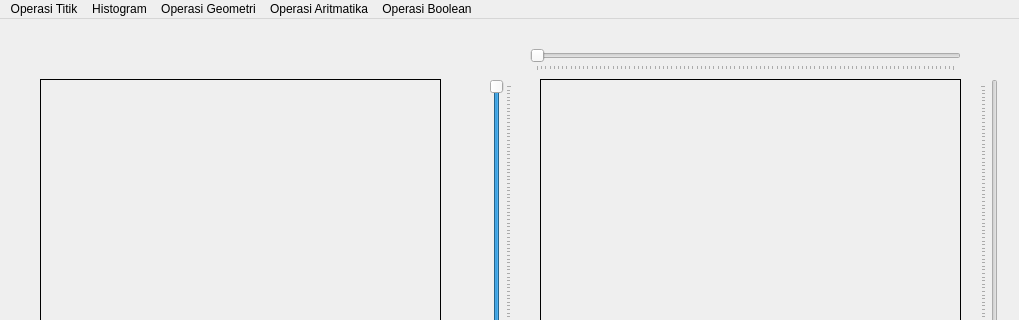
Old version of the form pertemuan-2/GUI.ui in the repository RedSafir/PCD; both pictures show x 0 to 1019 and y 0 to 320 of the 1019 by 661 pixel window.
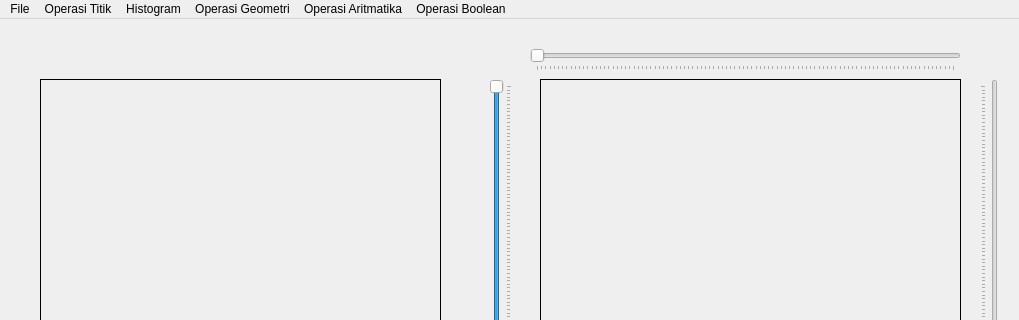
New version of the form.

Commit message:
melakukan penambahan pada pertemuan 2
sekarang bisa load sama save

Patch:
```diff
--- a/pertemuan-2/GUI.ui
+++ b/pertemuan-2/GUI.ui
@@ -235,6 +235,14 @@
     <addaction name="actionOR"/>
     <addaction name="actionXOR"/>
    </widget>
+   <widget class="QMenu" name="menuFile">
+    <property name="title">
+     <string>File</string>
+    </property>
+    <addaction name="actionSave"/>
+    <addaction name="actionLoad"/>
+   </widget>
+   <addaction name="menuFile"/>
    <addaction name="menuOperasi_Titik"/>
    <addaction name="menuHistogram"/>
    <addaction name="menuOperasi_Geometri"/>
```
Left out of the diff: 10 changed lines with no effect on the pictures. The commit also changes 1 other file.
